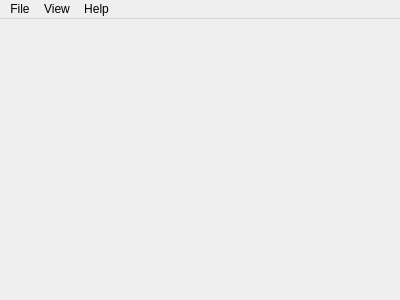
The window that app/ui/mainwindow.ui (asit-dhal/BenchmarkViewer) describes before a commit, drawn with Qt 5.
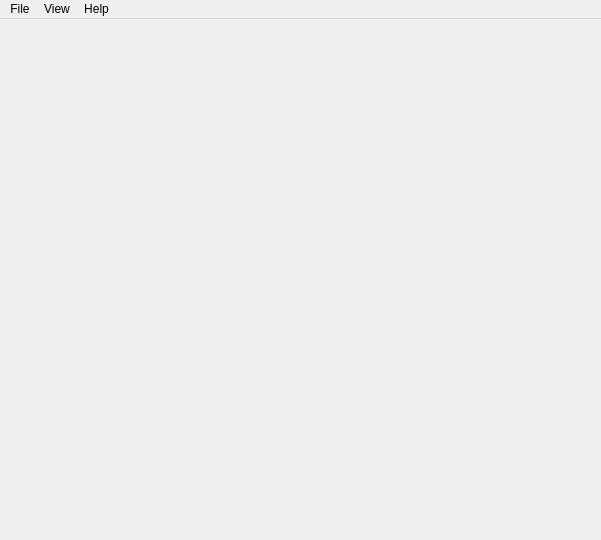
The same window after the commit.

Commit message: main window central widget

What changed in the file:
```diff
--- a/app/ui/mainwindow.ui
+++ b/app/ui/mainwindow.ui
@@ -6,8 +6,8 @@
    <rect>
     <x>0</x>
     <y>0</y>
-    <width>400</width>
-    <height>300</height>
+    <width>601</width>
+    <height>540</height>
    </rect>
   </property>
   <property name="windowTitle">
@@ -19,7 +19,7 @@
     <rect>
      <x>0</x>
      <y>0</y>
-     <width>400</width>
+     <width>601</width>
      <height>19</height>
     </rect>
    </property>
```
Left out of the diff: 27 changed lines with no effect on the pictures. The commit also changes 7 other files.
